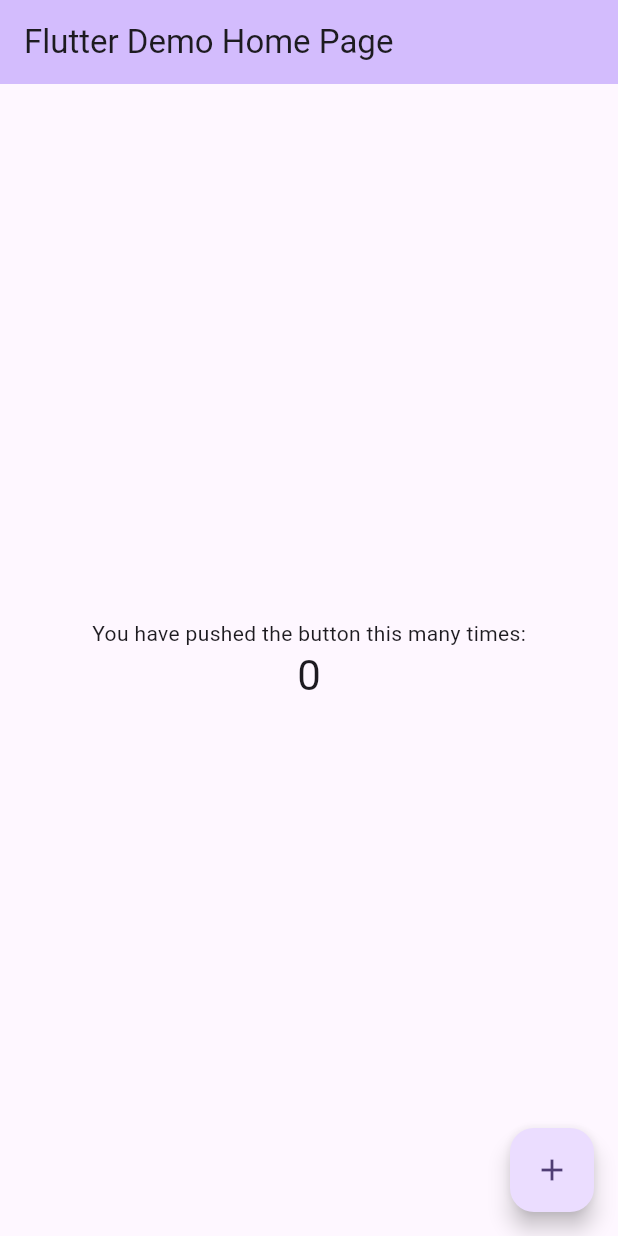
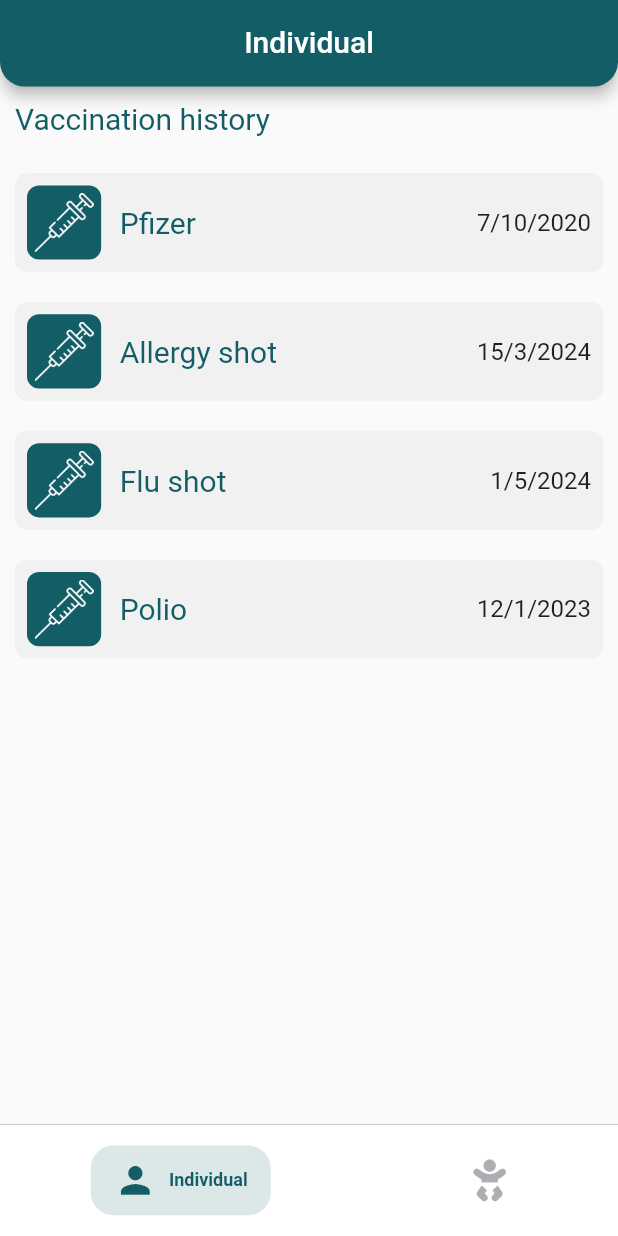
Before and after one commit to LeenSalah/ispm, a Flutter app: the screen it shows after launch, on a phone screen of 412 x 824 dp. Run offline on Flutter 3.47's test engine with Material 3 defaults, Android fonts, the phone set to English and light mode, and no system bars; drawn by our look-alikes of persistent_bottom_nav_bar; our stand-ins replace font_awesome_flutter, sizer.

Commit message:
finished individuals and started with children

```diff
--- /dev/null
+++ b/lib/common/app_bar.dart
@@ -0,0 +1,26 @@
+import 'package:flutter/material.dart';
+import 'package:sizer/sizer.dart';
+
+class CustomAppBar extends StatelessWidget implements PreferredSizeWidget{
+  final String title;
+  final List<Widget>? actions;
+
+  const CustomAppBar({Key? key, required this.title, this.actions}) : super(key: key);
+
+  @override
+  Widget build(BuildContext context) {
+    return AppBar(
+      backgroundColor: const Color(0xFF135D66),
+      title: Text(title),
+      centerTitle: true,
+      actions: actions,
+      shape: RoundedRectangleBorder(
+          borderRadius: BorderRadius.only(
+              bottomLeft: Radius.circular(2.h),
+              bottomRight: Radius.circular(2.h))),
+    );
+  }
+
+  @override
+  Size get preferredSize => Size.fromHeight(7.h);
+}
--- /dev/null
+++ b/lib/common/record.dart
@@ -0,0 +1,41 @@
+import 'package:flutter/material.dart';
+import 'package:ispm/models/shot_record.dart';
+import 'package:sizer/sizer.dart';
+
+class RecordWidget extends StatelessWidget {
+  final ShotRecord shot;
+  const RecordWidget({Key? key, required this.shot}) : super(key: key);
+
+  @override
+  Widget build(BuildContext context) {
+    return Container(
+      height: 8.h,
+      decoration: BoxDecoration(color: const Color(0xFFF1F1F1),
+        borderRadius: BorderRadius.circular(8)
+      ),
+      child: Padding(
+        padding: const EdgeInsets.all(8.0),
+        child: Row(
+          children: [
+            Container(
+              height: 6.h,
+              width: 6.h,
+              decoration: BoxDecoration(
+                color: const Color(0xFF135D66),
+                borderRadius: BorderRadius.circular(8)
+              ),
+              child: Padding(
+                padding: const EdgeInsets.all(5.0),
+                child: Image.asset('assets/needle.png'),
+              ),
+            ),
+            SizedBox(width: 3.w,),
+            Text(shot.name, style: const TextStyle(color: Color(0xFF135D66), fontSize: 20),),
+            const Spacer(),
+            Text(shot.date, style: const TextStyle(fontSize: 16),)
+          ],
+        ),
+      ),
+    );
+  }
+}
--- /dev/null
+++ b/lib/individuals.dart
@@ -0,0 +1,52 @@
+import 'package:flutter/material.dart';
+import 'package:ispm/common/app_bar.dart';
+import 'package:ispm/common/record.dart';
+import 'package:ispm/models/shot_record.dart';
+import 'package:sizer/sizer.dart';
+
+class IndividualsPage extends StatefulWidget {
+  const IndividualsPage({Key? key}) : super(key: key);
+
+  @override
+  State<IndividualsPage> createState() => _IndividualsPageState();
+}
+
+class _IndividualsPageState extends State<IndividualsPage> {
+  @override
+  void initState() {
+    super.initState();
+    _fillShots();
+  }
+  List<ShotRecord> shotsRecord = [];
+
+  @override
+  Widget build(BuildContext context) {
+    return Scaffold(
+      appBar: CustomAppBar(title: 'Individual'),
+      body: Padding(
+        padding: const EdgeInsets.all(10.0),
+        child: Column(
+          children: [
+            const Align(alignment: Alignment.centerLeft, child: Text('Vaccination history', style: TextStyle(fontSize: 20, color: Color(0xFF135D66)),)),
+            SizedBox(height: 3.h,),
+            Expanded(
+              child: ListView.builder(itemBuilder: (context, index) =>  Padding(
+                padding: const EdgeInsets.only(bottom: 20),
+                child: RecordWidget(shot: shotsRecord[index]),
+              ),
+              itemCount: shotsRecord.length,
+              ),
+            )
+          ],
+        ),
+      ),
+    );
+  }
+
+  void _fillShots() {
+    shotsRecord.add(ShotRecord(name: 'Pfizer', date: '7/10/2020'));
+    shotsRecord.add(ShotRecord(name: 'Allergy shot', date: '15/3/2024'));
+    shotsRecord.add(ShotRecord(name: 'Flu shot', date: '1/5/2024'));
+    shotsRecord.add(ShotRecord(name: 'Polio', date: '12/1/2023'));
+  }
+}
--- a/lib/main.dart
+++ b/lib/main.dart
@@ -1,4 +1,7 @@
 import 'package:flutter/material.dart';
+import 'package:ispm/individuals.dart';
+import 'package:ispm/nav_bar_screen.dart';
+import 'package:sizer/sizer.dart';
 
 void main() {
   runApp(const MyApp());
@@ -10,116 +13,11 @@
   // This widget is the root of your application.
   @override
   Widget build(BuildContext context) {
-    return MaterialApp(
-      title: 'Flutter Demo',
-      theme: ThemeData(
-        // This is the theme of your application.
-        //
-        // TRY THIS: Try running your application with "flutter run". You'll see
-        // the application has a blue toolbar. Then, without quitting the app,
-        // try changing the seedColor in the colorScheme below to Colors.green
-        // and then invoke "hot reload" (save your changes or press the "hot
-        // reload" button in a Flutter-supported IDE, or press "r" if you used
-        // the command line to start the app).
-        //
-        // Notice that the counter didn't reset back to zero; the application
-        // state is not lost during the reload. To reset the state, use hot
-        // restart instead.
-        //
-        // This works for code too, not just values: Most code changes can be
-        // tested with just a hot reload.
-        colorScheme: ColorScheme.fromSeed(seedColor: Colors.deepPurple),
-        useMaterial3: true,
-      ),
-      home: const MyHomePage(title: 'Flutter Demo Home Page'),
-    );
+    return Sizer(builder: (context, orientation, deviceType) {
+      return MaterialApp(
+        debugShowCheckedModeBanner: false,
+          theme: ThemeData(useMaterial3: false),
+          home: BottomNavBar());
+    });
   }
 }
-
-class MyHomePage extends StatefulWidget {
-  const MyHomePage({super.key, required this.title});
-
-  // This widget is the home page of your application. It is stateful, meaning
-  // that it has a State object (defined below) that contains fields that affect
-  // how it looks.
-
-  // This class is the configuration for the state. It holds the values (in this
-  // case the title) provided by the parent (in this case the App widget) and
-  // used by the build method of the State. Fields in a Widget subclass are
-  // always marked "final".
-
-  final String title;
-
-  @override
-  State<MyHomePage> createState() => _MyHomePageState();
-}
-
-class _MyHomePageState extends State<MyHomePage> {
-  int _counter = 0;
-
-  void _incrementCounter() {
-    setState(() {
-      // This call to setState tells the Flutter framework that something has
-      // changed in this State, which causes it to rerun the build method below
-      // so that the display can reflect the updated values. If we changed
-      // _counter without calling setState(), then the build method would not be
-      // called again, and so nothing would appear to happen.
-      _counter++;
-    });
-  }
-
-  @override
-  Widget build(BuildContext context) {
-    // This method is rerun every time setState is called, for instance as done
-    // by the _incrementCounter method above.
-    //
-    // The Flutter framework has been optimized to make rerunning build methods
-    // fast, so that you can just rebuild anything that needs updating rather
-    // than having to individually change instances of widgets.
-    return Scaffold(
-      appBar: AppBar(
-        // TRY THIS: Try changing the color here to a specific color (to
-        // Colors.amber, perhaps?) and trigger a hot reload to see the AppBar
-        // change color while the other colors stay the same.
-        backgroundColor: Theme.of(context).colorScheme.inversePrimary,
-        // Here we take the value from the MyHomePage object that was created by
-        // the App.build method, and use it to set our appbar title.
-        title: Text(widget.title),
-      ),
-      body: Center(
-        // Center is a layout widget. It takes a single child and positions it
-        // in the middle of the parent.
-        child: Column(
-          // Column is also a layout widget. It takes a list of children and
-          // arranges them vertically. By default, it sizes itself to fit its
-          // children horizontally, and tries to be as tall as its parent.
-          //
-          // Column has various properties to control how it sizes itself and
-          // how it positions its children. Here we use mainAxisAlignment to
-          // center the children vertically; the main axis here is the vertical
-          // axis because Columns are vertical (the cross axis would be
-          // horizontal).
-          //
-          // TRY THIS: Invoke "debug painting" (choose the "Toggle Debug Paint"
-          // action in the IDE, or press "p" in the console), to see the
-          // wireframe for each widget.
-          mainAxisAlignment: MainAxisAlignment.center,
-          children: <Widget>[
-            const Text(
-              'You have pushed the button this many times:',
-            ),
-            Text(
-              '$_counter',
-              style: Theme.of(context).textTheme.headlineMedium,
-            ),
-          ],
-        ),
-      ),
-      floatingActionButton: FloatingActionButton(
-        onPressed: _incrementCounter,
-        tooltip: 'Increment',
-        child: const Icon(Icons.add),
-      ), // This trailing comma makes auto-formatting nicer for build methods.
-    );
-  }
-}
--- /dev/null
+++ b/lib/models/shot_record.dart
@@ -0,0 +1,5 @@
+class ShotRecord{
+  final String date;
+  final String name;
+  ShotRecord({required this.name, required this.date});
+}
--- /dev/null
+++ b/lib/nav_bar_screen.dart
@@ -0,0 +1,34 @@
+import 'package:flutter/cupertino.dart';
+import 'package:flutter/material.dart';
+import 'package:ispm/children.dart';
+import 'package:ispm/individuals.dart';
+import 'package:persistent_bottom_nav_bar/persistent_tab_view.dart';
+import 'package:sizer/sizer.dart';
+import 'package:font_awesome_flutter/font_awesome_flutter.dart';
+
+class BottomNavBar extends StatelessWidget {
+  BottomNavBar({Key? key}) : super(key: key);
+  final PersistentTabController controller =
+      PersistentTabController(initialIndex: 0);
+  final List<Widget> screens = [const IndividualsPage(), const ChildrenPage()];
+  final List<PersistentBottomNavBarItem> items = [
+    PersistentBottomNavBarItem(icon: Icon(Icons.person, size: 7.w,), title: 'Individual', activeColorPrimary: Color(0xFF135D66), inactiveColorPrimary: CupertinoColors.systemGrey2),
+    PersistentBottomNavBarItem(icon: Icon(FontAwesomeIcons.baby, size: 7.w,), title: 'children', activeColorPrimary: Color(0xFF135D66), inactiveColorPrimary: CupertinoColors.systemGrey2),
+  ];
+
+  @override
+  Widget build(BuildContext context) {
+    return PersistentTabView(
+      context,
+      screens: screens,
+      items: items,
+      navBarStyle: NavBarStyle.style9,
+      navBarHeight: 9.h,
+      screenTransitionAnimation: const ScreenTransitionAnimation(
+        animateTabTransition: true,
+        curve: Curves.easeIn,
+        duration: Duration(milliseconds: 300)
+      ),
+    );
+  }
+}
```
Also changed, not shown: lib/child_vaccines.dart (added, +17 -0 lines), lib/children.dart (added, +43 -0 lines), lib/common/child_info.dart (added, +35 -0 lines), lib/models/children_model.dart (added, +9 -0 lines), pubspec.yaml (+5 -2 lines), assets/needle.png (added), pubspec.lock.
